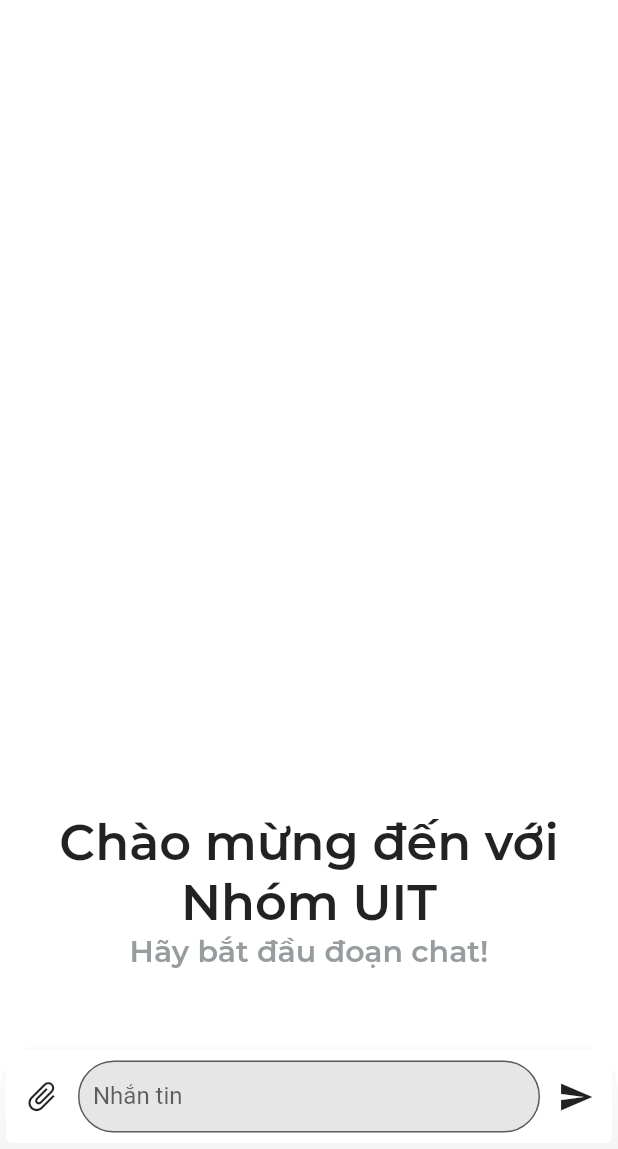
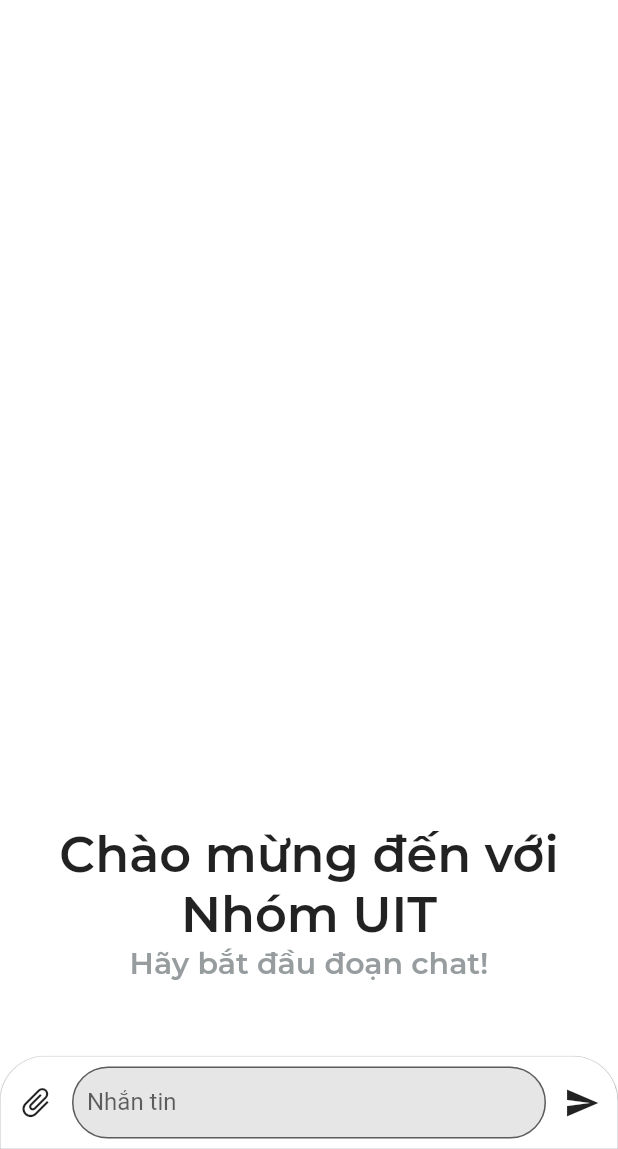
Before and after one commit to tranvuongduy2003/youit, a Flutter app: the screen it shows after launch, on a phone screen of 412 x 824 dp, the part 87-1236 px from its top. Run offline on Flutter 3.47's test engine with Material 2 defaults, Android fonts, the light colour scheme and no system bars; drawn by our look-alikes of flutter_slider_drawer; our stand-ins replace font_awesome_flutter.

Commit message:
fix UI group chat

```diff
--- a/lib/widgets/stateless/new_message.dart
+++ b/lib/widgets/stateless/new_message.dart
@@ -8,13 +8,15 @@ class NewMessage extends StatelessWidget {
 
   @override
   Widget build(BuildContext context) {
-    return ClipRRect(
+    return Card(
+      shape: RoundedRectangleBorder(
         borderRadius: BorderRadius.only(
           topLeft: Radius.circular(30),
           topRight: Radius.circular(30),
         ),
-      child: Card(
-        elevation: 66,
+        side: BorderSide(color: AppColors.startDust, width: 0.2),
+      ),
+      margin: EdgeInsets.zero,
       child: Row(
         mainAxisAlignment: MainAxisAlignment.spaceAround,
         children: [
@@ -51,7 +53,6 @@ class NewMessage extends StatelessWidget {
           )
         ],
       ),
-      ),
     );
   }
 }
```
Lines whose indentation alone changed are shown as unchanged.
